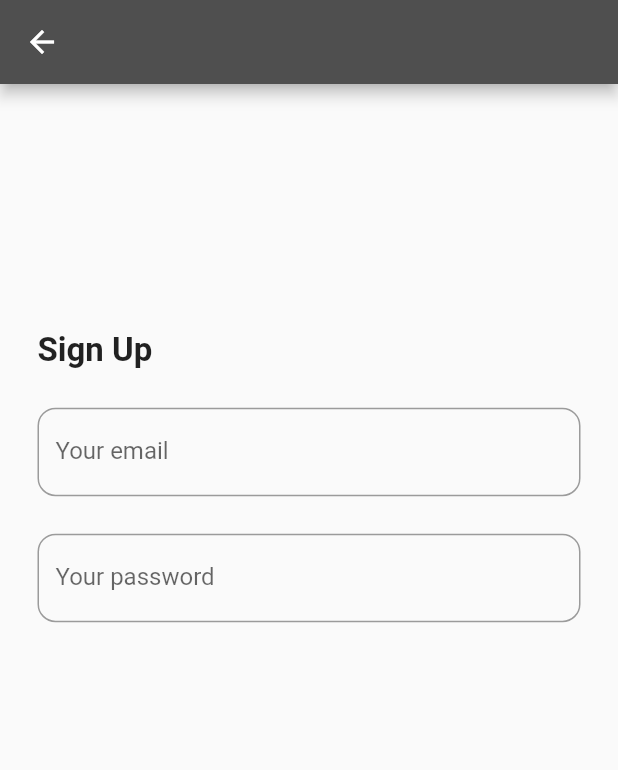
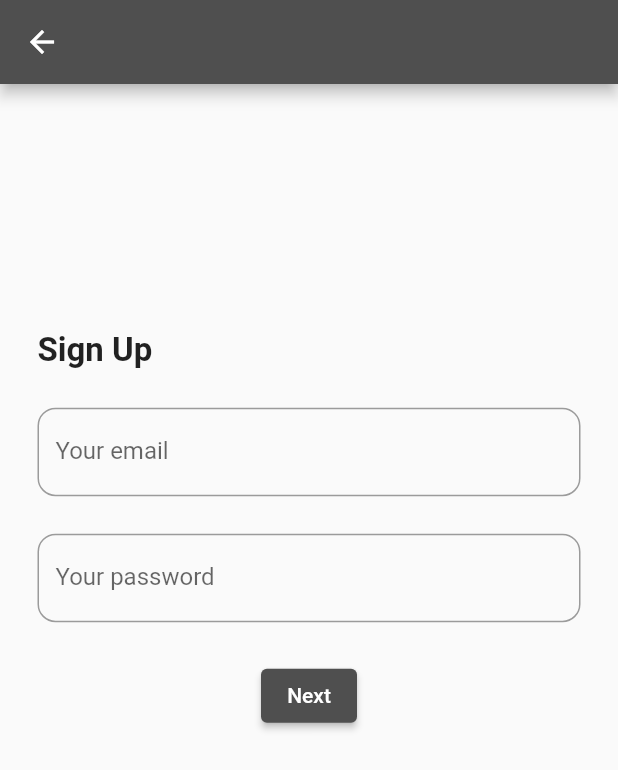
Before and after one commit to rosiebabbra/catalyst, a Flutter app: the SignupScreen screen opened by its route, on a phone screen of 412 x 824 dp. Shown: the top 770 px of the screen. Run offline on Flutter 3.47's test engine with Material 2 defaults, Android fonts, the phone set to English and light mode, and no system bars; our stand-ins replace cloud_firestore, equatable, firebase_auth, firebase_core, firebase_storage, google_fonts and 6 more; missing offline and left inert: multiple_search_selection, swipable_stack; accounts and stored records are empty; generated files the repository leaves out were written again.

Commit message:
Add controllers for sign UP screen for new email password flow

```diff
--- a/frontend/lib/onboarding/signup_screen.dart
+++ b/frontend/lib/onboarding/signup_screen.dart
@@ -1,11 +1,15 @@
+import 'package:firebase_auth/firebase_auth.dart';
 import 'package:flutter/material.dart';
 
 import '../home/home_screen.dart';
 
 class SignupScreen extends StatelessWidget {
-  const SignupScreen({
+  SignupScreen({
     Key? key,
   }) : super(key: key);
+
+  TextEditingController emailController = TextEditingController();
+  TextEditingController passwordController = TextEditingController();
 
   @override
   Widget build(BuildContext context) {
@@ -24,8 +28,9 @@ class SignupScreen extends StatelessWidget {
                 ),
               ),
               const SizedBox(height: 25),
-              const TextField(
-                decoration: InputDecoration(
+              TextField(
+                controller: emailController,
+                decoration: const InputDecoration(
                   labelText: 'Your email',
                   border: OutlineInputBorder(
                       borderRadius: BorderRadius.all(Radius.circular(12))),
@@ -35,8 +40,10 @@ class SignupScreen extends StatelessWidget {
                 ),
               ),
               const SizedBox(height: 25),
-              const TextField(
-                decoration: InputDecoration(
+              TextField(
+                controller: passwordController,
+                obscureText: true,
+                decoration: const InputDecoration(
                   labelText: 'Your password',
                   border: OutlineInputBorder(
                       borderRadius: BorderRadius.all(Radius.circular(12))),
@@ -46,6 +53,15 @@ class SignupScreen extends StatelessWidget {
                 ),
               ),
               const SizedBox(height: 25),
+              ElevatedButton(
+                  onPressed: () {
+                    FirebaseAuth.instance.createUserWithEmailAndPassword(
+                      email: emailController.text,
+                      password: passwordController.text,
+                    );
+                    Navigator.pushNamed(context, '/hobbies');
+                  },
+                  child: Text('Next'))
             ],
           ),
         ));
```
